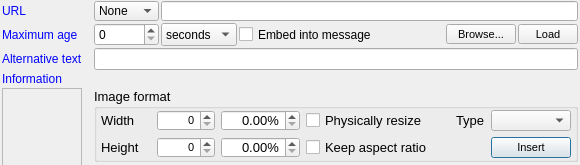
This is src/plugins/xhtmlim/insertimage.ui in eyecu-im/eyecu-qt as Qt 5 draws it before an edit. The edited form follows.
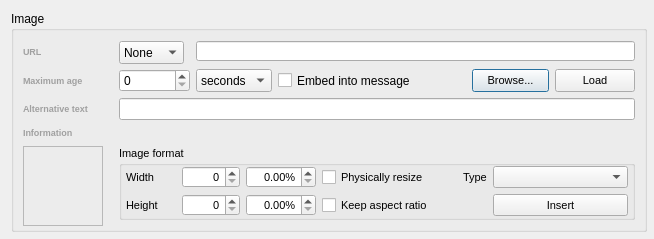
This is the edited form.

Commit message: XHTML-IM: Improve insertimage.ui form.

```diff
--- a/src/plugins/xhtmlim/insertimage.ui
+++ b/src/plugins/xhtmlim/insertimage.ui
@@ -9,20 +9,20 @@
    <rect>
     <x>0</x>
     <y>0</y>
-    <width>580</width>
-    <height>165</height>
+    <width>654</width>
+    <height>239</height>
    </rect>
   </property>
   <property name="sizePolicy">
-   <sizepolicy hsizetype="MinimumExpanding" vsizetype="MinimumExpanding">
+   <sizepolicy hsizetype="Minimum" vsizetype="MinimumExpanding">
     <horstretch>0</horstretch>
     <verstretch>0</verstretch>
    </sizepolicy>
   </property>
   <property name="minimumSize">
    <size>
-    <width>0</width>
-    <height>100</height>
+    <width>654</width>
+    <height>239</height>
    </size>
   </property>
   <property name="maximumSize">
@@ -38,23 +38,32 @@
    <bool>true</bool>
   </property>
   <layout class="QGridLayout" name="gridLayout_3">
-   <property name="leftMargin">
-    <number>2</number>
-   </property>
-   <property name="topMargin">
-    <number>1</number>
-   </property>
-   <property name="rightMargin">
-    <number>2</number>
-   </property>
-   <property name="bottomMargin">
-    <number>3</number>
-   </property>
-   <property name="spacing">
-    <number>2</number>
-   </property>
+   <item row="0" column="0">
+    <widget class="QGroupBox" name="groupBox">
+     <property name="sizePolicy">
+      <sizepolicy hsizetype="Preferred" vsizetype="Preferred">
+       <horstretch>0</horstretch>
+       <verstretch>0</verstretch>
+      </sizepolicy>
+     </property>
+     <property name="minimumSize">
+      <size>
+       <width>636</width>
+       <height>221</height>
+      </size>
+     </property>
+     <property name="title">
+      <string>Image</string>
+     </property>
+     <layout class="QGridLayout" name="gridLayout">
    <item row="0" column="0">
     <widget class="QLabel" name="lblUrl">
+        <property name="sizePolicy">
+         <sizepolicy hsizetype="Fixed" vsizetype="Fixed">
+          <horstretch>0</horstretch>
+          <verstretch>0</verstretch>
+         </sizepolicy>
+        </property>
      <property name="minimumSize">
       <size>
        <width>90</width>
@@ -63,11 +72,13 @@
      </property>
      <property name="font">
       <font>
-       <pointsize>9</pointsize>
+          <pointsize>7</pointsize>
+          <weight>75</weight>
+          <bold>true</bold>
       </font>
      </property>
      <property name="styleSheet">
-      <string notr="true">color: rgb(0, 0, 255);</string>
+         <string notr="true">color: rgb(160, 160, 160);</string>
      </property>
      <property name="text">
       <string>URL</string>
@@ -77,86 +88,7 @@
      </property>
     </widget>
    </item>
-   <item row="0" column="1">
-    <widget class="QComboBox" name="cmbScheme">
-     <property name="sizePolicy">
-      <sizepolicy hsizetype="Preferred" vsizetype="Preferred">
-       <horstretch>0</horstretch>
-       <verstretch>0</verstretch>
-      </sizepolicy>
-     </property>
-     <property name="minimumSize">
-      <size>
-       <width>65</width>
-       <height>20</height>
-      </size>
-     </property>
-     <property name="maximumSize">
-      <size>
-       <width>65</width>
-       <height>20</height>
-      </size>
-     </property>
-     <item>
-      <property name="text">
-       <string>None</string>
-      </property>
-     </item>
-     <item>
-      <property name="text">
-       <string notr="true">HTTP</string>
-      </property>
-     </item>
-     <item>
-      <property name="text">
-       <string notr="true">HTTPS</string>
-      </property>
-     </item>
-     <item>
-      <property name="text">
-       <string notr="true">FTP</string>
-      </property>
-     </item>
-     <item>
-      <property name="text">
-       <string>File</string>
-      </property>
-     </item>
-    </widget>
-   </item>
-   <item row="0" column="2" colspan="6">
-    <widget class="QLineEdit" name="ledUrl">
-     <property name="sizePolicy">
-      <sizepolicy hsizetype="Preferred" vsizetype="Preferred">
-       <horstretch>0</horstretch>
-       <verstretch>0</verstretch>
-      </sizepolicy>
-     </property>
-     <property name="minimumSize">
-      <size>
-       <width>0</width>
-       <height>20</height>
-      </size>
-     </property>
-     <property name="maximumSize">
-      <size>
-       <width>16777215</width>
-       <height>20</height>
-      </size>
-     </property>
-    </widget>
-   </item>
-   <item row="1" column="1">
-    <widget class="QSpinBox" name="spbMaxAge">
-     <property name="sizePolicy">
-      <sizepolicy hsizetype="Preferred" vsizetype="Preferred">
-       <horstretch>0</horstretch>
-       <verstretch>0</verstretch>
-      </sizepolicy>
-     </property>
-    </widget>
-   </item>
-   <item row="1" column="2">
+      <item row="1" column="4">
     <widget class="QComboBox" name="cmbMaxAgeUnits">
      <property name="sizePolicy">
       <sizepolicy hsizetype="Preferred" vsizetype="Preferred">
@@ -201,7 +133,7 @@
      </item>
     </widget>
    </item>
-   <item row="1" column="3">
+      <item row="1" column="5">
     <widget class="QCheckBox" name="chbEmbed">
      <property name="sizePolicy">
       <sizepolicy hsizetype="MinimumExpanding" vsizetype="Preferred">
@@ -214,6 +146,325 @@
      </property>
     </widget>
    </item>
+      <item row="1" column="8">
+       <widget class="QPushButton" name="pbBrowse">
+        <property name="sizePolicy">
+         <sizepolicy hsizetype="Preferred" vsizetype="Preferred">
+          <horstretch>0</horstretch>
+          <verstretch>0</verstretch>
+         </sizepolicy>
+        </property>
+        <property name="minimumSize">
+         <size>
+          <width>56</width>
+          <height>20</height>
+         </size>
+        </property>
+        <property name="maximumSize">
+         <size>
+          <width>16777215</width>
+          <height>16777215</height>
+         </size>
+        </property>
+        <property name="baseSize">
+         <size>
+          <width>60</width>
+          <height>20</height>
+         </size>
+        </property>
+        <property name="font">
+         <font>
+          <pointsize>8</pointsize>
+         </font>
+        </property>
+        <property name="text">
+         <string>Browse...</string>
+        </property>
+       </widget>
+      </item>
+      <item row="1" column="9">
+       <widget class="QPushButton" name="pbLoad">
+        <property name="sizePolicy">
+         <sizepolicy hsizetype="Preferred" vsizetype="Preferred">
+          <horstretch>0</horstretch>
+          <verstretch>0</verstretch>
+         </sizepolicy>
+        </property>
+        <property name="minimumSize">
+         <size>
+          <width>0</width>
+          <height>20</height>
+         </size>
+        </property>
+        <property name="maximumSize">
+         <size>
+          <width>16777215</width>
+          <height>16777215</height>
+         </size>
+        </property>
+        <property name="baseSize">
+         <size>
+          <width>60</width>
+          <height>20</height>
+         </size>
+        </property>
+        <property name="font">
+         <font>
+          <pointsize>8</pointsize>
+         </font>
+        </property>
+        <property name="text">
+         <string>Load</string>
+        </property>
+       </widget>
+      </item>
+      <item row="2" column="0">
+       <widget class="QLabel" name="lblAlt">
+        <property name="sizePolicy">
+         <sizepolicy hsizetype="Fixed" vsizetype="Fixed">
+          <horstretch>0</horstretch>
+          <verstretch>0</verstretch>
+         </sizepolicy>
+        </property>
+        <property name="palette">
+         <palette>
+          <active>
+           <colorrole role="WindowText">
+            <brush brushstyle="SolidPattern">
+             <color alpha="255">
+              <red>160</red>
+              <green>160</green>
+              <blue>160</blue>
+             </color>
+            </brush>
+           </colorrole>
+           <colorrole role="Text">
+            <brush brushstyle="SolidPattern">
+             <color alpha="255">
+              <red>160</red>
+              <green>160</green>
+              <blue>160</blue>
+             </color>
+            </brush>
+           </colorrole>
+           <colorrole role="ButtonText">
+            <brush brushstyle="SolidPattern">
+             <color alpha="255">
+              <red>160</red>
+              <green>160</green>
+              <blue>160</blue>
+             </color>
+            </brush>
+           </colorrole>
+          </active>
+          <inactive>
+           <colorrole role="WindowText">
+            <brush brushstyle="SolidPattern">
+             <color alpha="255">
+              <red>160</red>
+              <green>160</green>
+              <blue>160</blue>
+             </color>
+            </brush>
+           </colorrole>
+           <colorrole role="Text">
+            <brush brushstyle="SolidPattern">
+             <color alpha="255">
+              <red>160</red>
+              <green>160</green>
+              <blue>160</blue>
+             </color>
+            </brush>
+           </colorrole>
+           <colorrole role="ButtonText">
+            <brush brushstyle="SolidPattern">
+             <color alpha="255">
+              <red>160</red>
+              <green>160</green>
+              <blue>160</blue>
+             </color>
+            </brush>
+           </colorrole>
+          </inactive>
+          <disabled>
+           <colorrole role="WindowText">
+            <brush brushstyle="SolidPattern">
+             <color alpha="255">
+              <red>160</red>
+              <green>160</green>
+              <blue>160</blue>
+             </color>
+            </brush>
+           </colorrole>
+           <colorrole role="Text">
+            <brush brushstyle="SolidPattern">
+             <color alpha="255">
+              <red>160</red>
+              <green>160</green>
+              <blue>160</blue>
+             </color>
+            </brush>
+           </colorrole>
+           <colorrole role="ButtonText">
+            <brush brushstyle="SolidPattern">
+             <color alpha="255">
+              <red>160</red>
+              <green>160</green>
+              <blue>160</blue>
+             </color>
+            </brush>
+           </colorrole>
+          </disabled>
+         </palette>
+        </property>
+        <property name="font">
+         <font>
+          <pointsize>7</pointsize>
+          <weight>75</weight>
+          <bold>true</bold>
+         </font>
+        </property>
+        <property name="styleSheet">
+         <string notr="true">color: rgb(160, 160, 160);</string>
+        </property>
+        <property name="text">
+         <string>Alternative text</string>
+        </property>
+        <property name="buddy">
+         <cstring>ledAlt</cstring>
+        </property>
+       </widget>
+      </item>
+      <item row="2" column="2" colspan="8">
+       <widget class="QLineEdit" name="ledAlt"/>
+      </item>
+      <item row="3" column="0">
+       <widget class="QLabel" name="lblInfoLabel">
+        <property name="sizePolicy">
+         <sizepolicy hsizetype="Fixed" vsizetype="Fixed">
+          <horstretch>0</horstretch>
+          <verstretch>0</verstretch>
+         </sizepolicy>
+        </property>
+        <property name="palette">
+         <palette>
+          <active>
+           <colorrole role="WindowText">
+            <brush brushstyle="SolidPattern">
+             <color alpha="255">
+              <red>160</red>
+              <green>160</green>
+              <blue>160</blue>
+             </color>
+            </brush>
+           </colorrole>
+           <colorrole role="Text">
+            <brush brushstyle="SolidPattern">
+             <color alpha="255">
+              <red>160</red>
+              <green>160</green>
+              <blue>160</blue>
+             </color>
+            </brush>
+           </colorrole>
+           <colorrole role="ButtonText">
+            <brush brushstyle="SolidPattern">
+             <color alpha="255">
+              <red>160</red>
+              <green>160</green>
+              <blue>160</blue>
+             </color>
+            </brush>
+           </colorrole>
+          </active>
+          <inactive>
+           <colorrole role="WindowText">
+            <brush brushstyle="SolidPattern">
+             <color alpha="255">
+              <red>160</red>
+              <green>160</green>
+              <blue>160</blue>
+             </color>
+            </brush>
+           </colorrole>
+           <colorrole role="Text">
+            <brush brushstyle="SolidPattern">
+             <color alpha="255">
+              <red>160</red>
+              <green>160</green>
+              <blue>160</blue>
+             </color>
+            </brush>
+           </colorrole>
+           <colorrole role="ButtonText">
+            <brush brushstyle="SolidPattern">
+             <color alpha="255">
+              <red>160</red>
+              <green>160</green>
+              <blue>160</blue>
+             </color>
+            </brush>
+           </colorrole>
+          </inactive>
+          <disabled>
+           <colorrole role="WindowText">
+            <brush brushstyle="SolidPattern">
+             <color alpha="255">
+              <red>160</red>
+              <green>160</green>
+              <blue>160</blue>
+             </color>
+            </brush>
+           </colorrole>
+           <colorrole role="Text">
+            <brush brushstyle="SolidPattern">
+             <color alpha="255">
+              <red>160</red>
+              <green>160</green>
+              <blue>160</blue>
+             </color>
+            </brush>
+           </colorrole>
+           <colorrole role="ButtonText">
+            <brush brushstyle="SolidPattern">
+             <color alpha="255">
+              <red>160</red>
+              <green>160</green>
+              <blue>160</blue>
+             </color>
+            </brush>
+           </colorrole>
+          </disabled>
+         </palette>
+        </property>
+        <property name="font">
+         <font>
+          <pointsize>7</pointsize>
+          <weight>75</weight>
+          <bold>true</bold>
+         </font>
+        </property>
+        <property name="styleSheet">
+         <string notr="true">color: rgb(160, 160, 160);</string>
+        </property>
+        <property name="text">
+         <string>Information</string>
+        </property>
+       </widget>
+      </item>
+      <item row="3" column="2" colspan="5">
+       <widget class="QLabel" name="lblInfo">
+        <property name="sizePolicy">
+         <sizepolicy hsizetype="Minimum" vsizetype="Fixed">
+          <horstretch>0</horstretch>
+          <verstretch>0</verstretch>
+         </sizepolicy>
+        </property>
+        <property name="text">
+         <string notr="true"/>
+        </property>
+       </widget>
+      </item>
    <item row="4" column="0">
     <widget class="QLabel" name="lblImage">
      <property name="minimumSize">
@@ -242,61 +493,51 @@
      </property>
     </widget>
    </item>
-   <item row="3" column="0">
-    <widget class="QLabel" name="lblInfoLabel">
-     <property name="palette">
-      <palette>
-       <active>
-        <colorrole role="WindowText">
-         <brush brushstyle="SolidPattern">
-          <color alpha="255">
-           <red>0</red>
-           <green>0</green>
-           <blue>255</blue>
-          </color>
-         </brush>
-        </colorrole>
-       </active>
-       <inactive>
-        <colorrole role="WindowText">
-         <brush brushstyle="SolidPattern">
-          <color alpha="255">
-           <red>0</red>
-           <green>0</green>
-           <blue>255</blue>
-          </color>
-         </brush>
-        </colorrole>
-       </inactive>
-       <disabled>
-        <colorrole role="WindowText">
-         <brush brushstyle="SolidPattern">
-          <color alpha="255">
-           <red>106</red>
-           <green>104</green>
-           <blue>100</blue>
-          </color>
-         </brush>
-        </colorrole>
-       </disabled>
-      </palette>
-     </property>
-     <property name="text">
-      <string>Information</string>
+      <item row="1" column="2" colspan="2">
+       <widget class="QSpinBox" name="spbMaxAge">
+        <property name="sizePolicy">
+         <sizepolicy hsizetype="Preferred" vsizetype="Preferred">
+          <horstretch>0</horstretch>
+          <verstretch>0</verstretch>
+         </sizepolicy>
      </property>
     </widget>
    </item>
    <item row="1" column="0">
     <widget class="QLabel" name="lblMaxAge">
+        <property name="sizePolicy">
+         <sizepolicy hsizetype="Fixed" vsizetype="Fixed">
+          <horstretch>0</horstretch>
+          <verstretch>0</verstretch>
+         </sizepolicy>
+        </property>
      <property name="palette">
       <palette>
        <active>
         <colorrole role="WindowText">
          <brush brushstyle="SolidPattern">
           <color alpha="255">
-           <red>0</red>
-           <green>0</green>
-           <blue>255</blue>
+              <red>160</red>
+              <green>160</green>
+              <blue>160</blue>
+             </color>
+            </brush>
+           </colorrole>
+           <colorrole role="Text">
+            <brush brushstyle="SolidPattern">
+             <color alpha="255">
+              <red>160</red>
+              <green>160</green>
+              <blue>160</blue>
+             </color>
+            </brush>
+           </colorrole>
+           <colorrole role="ButtonText">
+            <brush brushstyle="SolidPattern">
+             <color alpha="255">
+              <red>160</red>
+              <green>160</green>
+              <blue>160</blue>
           </color>
          </brush>
         </colorrole>
@@ -305,9 +546,27 @@
         <colorrole role="WindowText">
          <brush brushstyle="SolidPattern">
           <color alpha="255">
-           <red>0</red>
-           <green>0</green>
-           <blue>255</blue>
+              <red>160</red>
+              <green>160</green>
+              <blue>160</blue>
+             </color>
+            </brush>
+           </colorrole>
+           <colorrole role="Text">
+            <brush brushstyle="SolidPattern">
+             <color alpha="255">
+              <red>160</red>
+              <green>160</green>
+              <blue>160</blue>
+             </color>
+            </brush>
+           </colorrole>
+           <colorrole role="ButtonText">
+            <brush brushstyle="SolidPattern">
+             <color alpha="255">
+              <red>160</red>
+              <green>160</green>
+              <blue>160</blue>
           </color>
          </brush>
         </colorrole>
@@ -316,15 +575,43 @@
         <colorrole role="WindowText">
          <brush brushstyle="SolidPattern">
           <color alpha="255">
-           <red>106</red>
-           <green>104</green>
-           <blue>100</blue>
+              <red>160</red>
+              <green>160</green>
+              <blue>160</blue>
+             </color>
+            </brush>
+           </colorrole>
+           <colorrole role="Text">
+            <brush brushstyle="SolidPattern">
+             <color alpha="255">
+              <red>160</red>
+              <green>160</green>
+              <blue>160</blue>
+             </color>
+            </brush>
+           </colorrole>
+           <colorrole role="ButtonText">
+            <brush brushstyle="SolidPattern">
+             <color alpha="255">
+              <red>160</red>
+              <green>160</green>
+              <blue>160</blue>
           </color>
          </brush>
         </colorrole>
        </disabled>
       </palette>
      </property>
+        <property name="font">
+         <font>
+          <pointsize>7</pointsize>
+          <weight>75</weight>
+          <bold>true</bold>
+         </font>
+        </property>
+        <property name="styleSheet">
+         <string notr="true">color: rgb(160, 160, 160);</string>
+        </property>
      <property name="text">
       <string>Maximum age</string>
      </property>
@@ -333,8 +620,14 @@
      </property>
     </widget>
    </item>
-   <item row="4" column="1" colspan="7">
+      <item row="4" column="2" colspan="8">
     <widget class="QGroupBox" name="gpbImageFormat">
+        <property name="sizePolicy">
+         <sizepolicy hsizetype="Preferred" vsizetype="Preferred">
+          <horstretch>0</horstretch>
+          <verstretch>0</verstretch>
+         </sizepolicy>
+        </property>
      <property name="minimumSize">
       <size>
        <width>0</width>
@@ -349,7 +642,7 @@
      </property>
      <property name="font">
       <font>
-       <pointsize>10</pointsize>
+          <pointsize>8</pointsize>
       </font>
      </property>
      <property name="title">
@@ -373,6 +666,16 @@
         <property name="leftMargin">
          <number>0</number>
         </property>
+           <item row="0" column="6">
+            <widget class="QLabel" name="lblType">
+             <property name="text">
+              <string>Type</string>
+             </property>
+             <property name="buddy">
+              <cstring>cmbType</cstring>
+             </property>
+            </widget>
+           </item>
         <item row="0" column="1">
          <widget class="QLabel" name="label">
           <property name="minimumSize">
@@ -477,67 +780,14 @@
           </property>
          </widget>
         </item>
-        <item row="0" column="6">
-         <spacer name="horizontalSpacer_4">
-          <property name="orientation">
-           <enum>Qt::Horizontal</enum>
-          </property>
-          <property name="sizeHint" stdset="0">
-           <size>
-            <width>0</width>
-            <height>20</height>
-           </size>
-          </property>
-         </spacer>
-        </item>
-        <item row="0" column="8">
-         <widget class="QComboBox" name="cmbType">
-          <property name="sizePolicy">
-           <sizepolicy hsizetype="MinimumExpanding" vsizetype="Preferred">
-            <horstretch>0</horstretch>
-            <verstretch>0</verstretch>
-           </sizepolicy>
-          </property>
-         </widget>
-        </item>
         <item row="0" column="7">
-         <widget class="QLabel" name="lblType">
-          <property name="text">
-           <string>Type</string>
-          </property>
-          <property name="buddy">
-           <cstring>cmbType</cstring>
-          </property>
-         </widget>
-        </item>
-        <item row="3" column="8">
-         <widget class="QPushButton" name="pbInsert">
+            <widget class="QComboBox" name="cmbType">
           <property name="sizePolicy">
-           <sizepolicy hsizetype="Preferred" vsizetype="Preferred">
+              <sizepolicy hsizetype="MinimumExpanding" vsizetype="Preferred">
             <horstretch>0</horstretch>
             <verstretch>0</verstretch>
            </sizepolicy>
           </property>
-          <property name="maximumSize">
-           <size>
-            <width>16777215</width>
-            <height>16777215</height>
-           </size>
-          </property>
-          <property name="baseSize">
-           <size>
-            <width>60</width>
-            <height>20</height>
-           </size>
-          </property>
-          <property name="font">
-           <font>
-            <pointsize>8</pointsize>
-           </font>
-          </property>
-          <property name="text">
-           <string>Insert</string>
-          </property>
          </widget>
         </item>
         <item row="0" column="3">
@@ -604,28 +854,23 @@
           </property>
          </widget>
         </item>
-       </layout>
-      </item>
-     </layout>
-    </widget>
-   </item>
-   <item row="1" column="6">
-    <widget class="QPushButton" name="pbBrowse">
+           <item row="3" column="7">
+            <widget class="QPushButton" name="pbInsert">
      <property name="sizePolicy">
       <sizepolicy hsizetype="Preferred" vsizetype="Preferred">
        <horstretch>0</horstretch>
        <verstretch>0</verstretch>
       </sizepolicy>
      </property>
-     <property name="minimumSize">
-      <size>
-       <width>0</width>
-       <height>20</height>
-      </size>
-     </property>
      <property name="maximumSize">
       <size>
-       <width>70</width>
+               <width>16777215</width>
+               <height>16777215</height>
+              </size>
+             </property>
+             <property name="baseSize">
+              <size>
+               <width>60</width>
        <height>20</height>
       </size>
      </property>
@@ -635,54 +880,85 @@
       </font>
      </property>
      <property name="text">
-      <string>Browse...</string>
-     </property>
+              <string>Insert</string>
+             </property>
+            </widget>
+           </item>
+          </layout>
+         </item>
+        </layout>
+       </widget>
+      </item>
+      <item row="0" column="4" colspan="6">
+       <widget class="QLineEdit" name="ledUrl">
+        <property name="sizePolicy">
+         <sizepolicy hsizetype="Preferred" vsizetype="Preferred">
+          <horstretch>0</horstretch>
+          <verstretch>0</verstretch>
+         </sizepolicy>
+        </property>
+        <property name="minimumSize">
+         <size>
+          <width>0</width>
+          <height>20</height>
+         </size>
+        </property>
+        <property name="maximumSize">
+         <size>
+          <width>16777215</width>
+          <height>20</height>
+         </size>
+        </property>
+       </widget>
+      </item>
+      <item row="0" column="2">
+       <widget class="QComboBox" name="cmbScheme">
+        <property name="sizePolicy">
+         <sizepolicy hsizetype="Fixed" vsizetype="Preferred">
+          <horstretch>0</horstretch>
+          <verstretch>0</verstretch>
+         </sizepolicy>
+        </property>
+        <property name="minimumSize">
+         <size>
+          <width>65</width>
+          <height>23</height>
+         </size>
+        </property>
+        <property name="maximumSize">
+         <size>
+          <width>65</width>
+          <height>20</height>
+         </size>
+        </property>
+        <item>
+         <property name="text">
+          <string>None</string>
+         </property>
+        </item>
+        <item>
+         <property name="text">
+          <string notr="true">HTTP</string>
+         </property>
+        </item>
+        <item>
+         <property name="text">
+          <string notr="true">HTTPS</string>
+         </property>
+        </item>
+        <item>
+         <property name="text">
+          <string notr="true">FTP</string>
+         </property>
+        </item>
+        <item>
+         <property name="text">
+          <string>File</string>
+         </property>
+        </item>
     </widget>
    </item>
    <item row="1" column="7">
-    <widget class="QPushButton" name="pbLoad">
-     <property name="sizePolicy">
-      <sizepolicy hsizetype="Preferred" vsizetype="Preferred">
-       <horstretch>0</horstretch>
-       <verstretch>0</verstretch>
-      </sizepolicy>
-     </property>
-     <property name="minimumSize">
-      <size>
-       <width>0</width>
-       <height>20</height>
-      </size>
-     </property>
-     <property name="maximumSize">
-      <size>
-       <width>60</width>
-       <height>20</height>
-      </size>
-     </property>
-     <property name="font">
-      <font>
-       <pointsize>8</pointsize>
-      </font>
-     </property>
-     <property name="text">
-      <string>Load</string>
-     </property>
-    </widget>
-   </item>
-   <item row="1" column="4">
-    <spacer name="horizontalSpacer">
-     <property name="orientation">
-      <enum>Qt::Horizontal</enum>
-     </property>
-     <property name="sizeHint" stdset="0">
-      <size>
-       <width>40</width>
-       <height>20</height>
-      </size>
-     </property>
-    </spacer>
-   </item>
-   <item row="1" column="5">
     <layout class="QHBoxLayout" name="horizontalLayout">
      <property name="spacing">
       <number>4</number>
@@ -698,69 +974,22 @@
      </property>
     </layout>
    </item>
-   <item row="3" column="1" colspan="7">
-    <widget class="QLabel" name="lblInfo">
-     <property name="sizePolicy">
-      <sizepolicy hsizetype="Minimum" vsizetype="Fixed">
-       <horstretch>0</horstretch>
-       <verstretch>0</verstretch>
-      </sizepolicy>
-     </property>
-     <property name="text">
-      <string notr="true"/>
-     </property>
-    </widget>
-   </item>
-   <item row="2" column="0">
-    <widget class="QLabel" name="lblAlt">
-     <property name="palette">
-      <palette>
-       <active>
-        <colorrole role="WindowText">
-         <brush brushstyle="SolidPattern">
-          <color alpha="255">
-           <red>0</red>
-           <green>0</green>
-           <blue>255</blue>
-          </color>
-         </brush>
-        </colorrole>
-       </active>
-       <inactive>
-        <colorrole role="WindowText">
-         <brush brushstyle="SolidPattern">
-          <color alpha="255">
-           <red>0</red>
-           <green>0</green>
-           <blue>255</blue>
-          </color>
-         </brush>
-        </colorrole>
-       </inactive>
-       <disabled>
-        <colorrole role="WindowText">
-         <brush brushstyle="SolidPattern">
-          <color alpha="255">
-           <red>106</red>
-           <green>104</green>
-           <blue>100</blue>
-          </color>
-         </brush>
-        </colorrole>
-       </disabled>
-      </palette>
-     </property>
-     <property name="text">
-      <string>Alternative text</string>
-     </property>
-     <property name="buddy">
-      <cstring>ledAlt</cstring>
-     </property>
+      <item row="1" column="6">
+       <spacer name="horizontalSpacer">
+        <property name="orientation">
+         <enum>Qt::Horizontal</enum>
+        </property>
+        <property name="sizeHint" stdset="0">
+         <size>
+          <width>40</width>
+          <height>20</height>
+         </size>
+        </property>
+       </spacer>
+      </item>
+     </layout>
     </widget>
    </item>
-   <item row="2" column="1" colspan="7">
-    <widget class="QLineEdit" name="ledAlt"/>
-   </item>
   </layout>
  </widget>
  <resources/>
```
Lines whose indentation alone changed are shown as unchanged. The commit also changes 1 other file.
